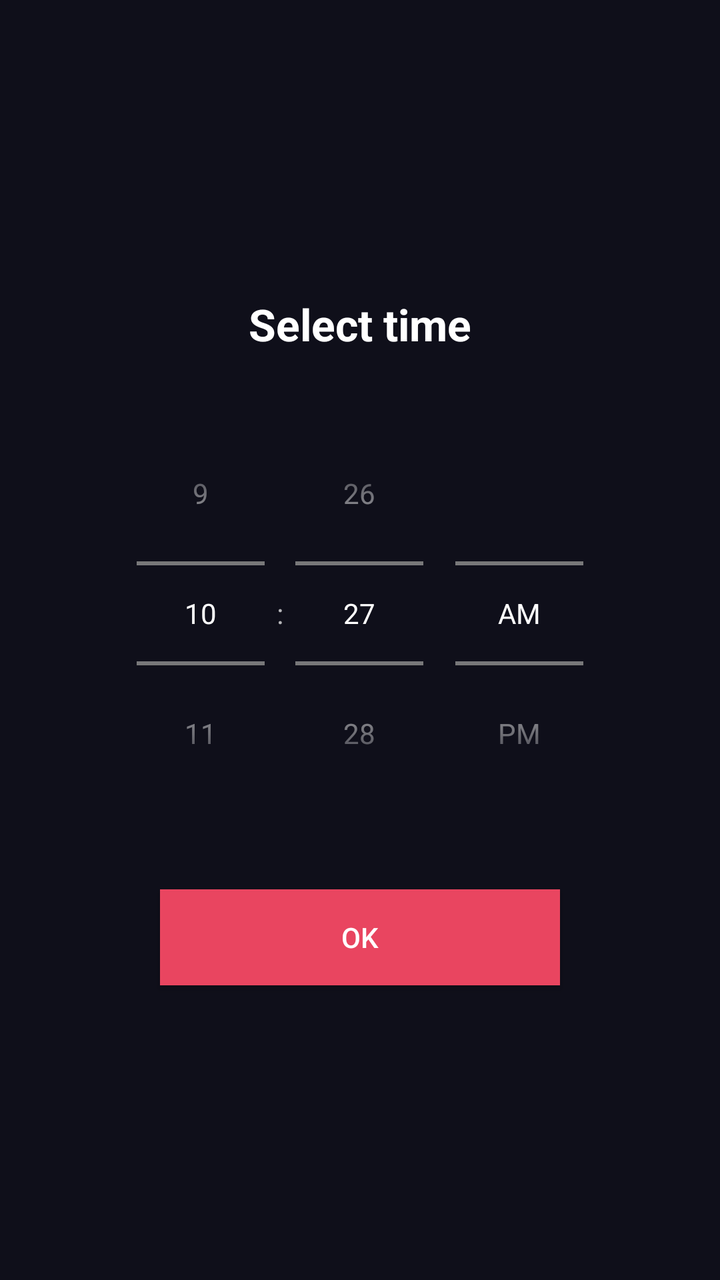
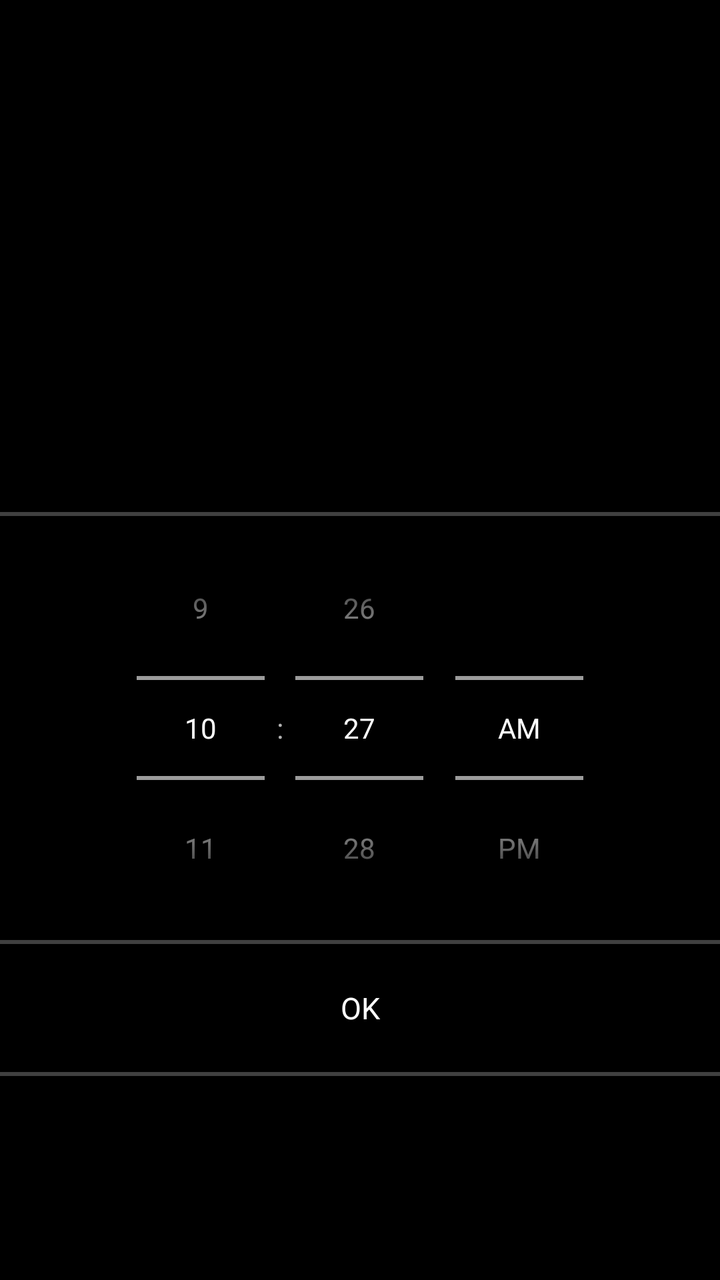

Before-and-after screenshots of an Android layout around one commit, followed by the original layout XML and the change that was made.
<!-- AndroidManifest.xml: application theme Theme.ITNSecureBrowser -->
<!-- res/layout/activity_time_picker.xml -->
<?xml version="1.0" encoding="utf-8"?>
<LinearLayout xmlns:android="http://schemas.android.com/apk/res/android"
    android:layout_width="match_parent"
    android:layout_height="match_parent"
    android:orientation="vertical"
    android:background="@color/bg_page"
    android:gravity="center"
    android:padding="32dp">

    <TextView
        android:layout_width="wrap_content"
        android:layout_height="wrap_content"
        android:text="@string/select_time"
        android:textColor="@color/text_primary"
        android:textSize="22sp"
        android:textStyle="bold"
        android:layout_marginBottom="24dp" />

    <TimePicker
        android:id="@+id/timePicker"
        android:layout_width="wrap_content"
        android:layout_height="wrap_content"
        android:timePickerMode="spinner"
        android:layout_marginBottom="32dp" />

    <Button
        android:id="@+id/btnOk"
        android:layout_width="200dp"
        android:layout_height="48dp"
        android:text="@string/btn_ok"
        android:textColor="@color/text_primary"
        android:background="@color/accent" />
</LinearLayout>
<!-- resources referenced by this layout -->
<resources>
  <color name="accent">#E94560</color>
  <color name="bg_page">#0F0F1A</color>
  <color name="text_primary">#FFFFFF</color>
  <string name="btn_ok">OK</string>
  <string name="select_time">Select time</string>
  <style name="Theme.ITNSecureBrowser" parent="android:Theme.Material.NoActionBar">
          <item name="android:windowBackground">@color/bg_page</item>
          <item name="android:colorBackground">@color/bg_page</item>
          <item name="android:textColorPrimary">@color/text_primary</item>
          <item name="android:textColorSecondary">@color/text_secondary</item>
      </style>
  <color name="text_secondary">#888888</color>
</resources>

<!-- the commit's change to res/layout/activity_time_picker.xml (unified diff, before → after) -->
@@ -3,31 +3,57 @@
     android:layout_width="match_parent"
     android:layout_height="match_parent"
     android:orientation="vertical"
-    android:background="@color/bg_page"
-    android:gravity="center"
-    android:padding="32dp">
+    android:background="@color/bg">
 
-    <TextView
-        android:layout_width="wrap_content"
-        android:layout_height="wrap_content"
-        android:text="@string/select_time"
-        android:textColor="@color/text_primary"
-        android:textSize="22sp"
-        android:textStyle="bold"
-        android:layout_marginBottom="24dp" />
+    <include layout="@layout/item_page_title" />
+
+    <View
+        android:layout_width="match_parent"
+        android:layout_height="@dimen/divider"
+        android:background="@drawable/divider_horizontal" />
 
     <TimePicker
         android:id="@+id/timePicker"
-        android:layout_width="wrap_content"
+        android:layout_width="match_parent"
         android:layout_height="wrap_content"
-        android:timePickerMode="spinner"
-        android:layout_marginBottom="32dp" />
+        android:timePickerMode="spinner" />
 
-    <Button
+    <View
+        android:layout_width="match_parent"
+        android:layout_height="@dimen/divider"
+        android:background="@drawable/divider_horizontal" />
+
+    <TextView
         android:id="@+id/btnOk"
-        android:layout_width="200dp"
-        android:layout_height="48dp"
+        android:layout_width="match_parent"
+        android:layout_height="@dimen/row_height"
+        android:gravity="center"
         android:text="@string/btn_ok"
         android:textColor="@color/text_primary"
-        android:background="@color/accent" />
+        android:textSize="15sp"
+        android:background="?android:attr/selectableItemBackground" />
+
+    <View
+        android:layout_width="match_parent"
+        android:layout_height="@dimen/divider"
+        android:background="@drawable/divider_horizontal" />
 </LinearLayout>
+<!-- res/layout/item_page_title.xml (included above) -->
+<?xml version="1.0" encoding="utf-8"?>
+<FrameLayout xmlns:android="http://schemas.android.com/apk/res/android"
+    android:id="@+id/pageTitleContainer"
+    android:layout_width="match_parent"
+    android:layout_height="@dimen/page_title_height"
+    android:background="@color/bg">
+
+    <TextView
+        android:id="@+id/pageTitle"
+        android:layout_width="match_parent"
+        android:layout_height="wrap_content"
+        android:layout_gravity="center"
+        android:gravity="center"
+        android:paddingHorizontal="@dimen/padding"
+        android:textColor="@color/text_primary"
+        android:textSize="24sp"
+        android:textStyle="bold" />
+</FrameLayout>
<!-- resource entries referenced after the edit -->
@@ -1,16 +1,25 @@
 <!-- resources referenced by this layout -->
 <resources>
-  <color name="accent">#E94560</color>
-  <color name="bg_page">#0F0F1A</color>
-  <color name="text_primary">#FFFFFF</color>
+  <color name="bg">@android:color/black</color>
+  <color name="text_primary">@android:color/white</color>
+  <dimen name="divider">2dp</dimen>
+  <dimen name="padding">16dp</dimen>
+  <dimen name="page_title_height">256dp</dimen>
+  <dimen name="row_height">64dp</dimen>
+  <!-- drawable divider_horizontal (drawable) -->
+  <?xml version="1.0" encoding="utf-8"?>
+  <shape xmlns:android="http://schemas.android.com/apk/res/android"
+      android:shape="rectangle">
+      <solid android:color="@color/divider" />
+      <size android:height="@dimen/divider" />
+  </shape>
   <string name="btn_ok">OK</string>
-  <string name="select_time">Select time</string>
   <style name="Theme.ITNSecureBrowser" parent="android:Theme.Material.NoActionBar">
-          <item name="android:windowBackground">@color/bg_page</item>
-          <item name="android:colorBackground">@color/bg_page</item>
-          <item name="android:textColorPrimary">@color/text_primary</item>
-          <item name="android:textColorSecondary">@color/text_secondary</item>
+          <item name="android:windowNoTitle">true</item>
+          <item name="android:windowFullscreen">false</item>
+          <item name="android:statusBarColor">@android:color/transparent</item>
+          <item name="android:navigationBarColor">@android:color/transparent</item>
       </style>
-  <color name="text_secondary">#888888</color>
+  <color name="divider">#80808080</color>
 </resources>
 
